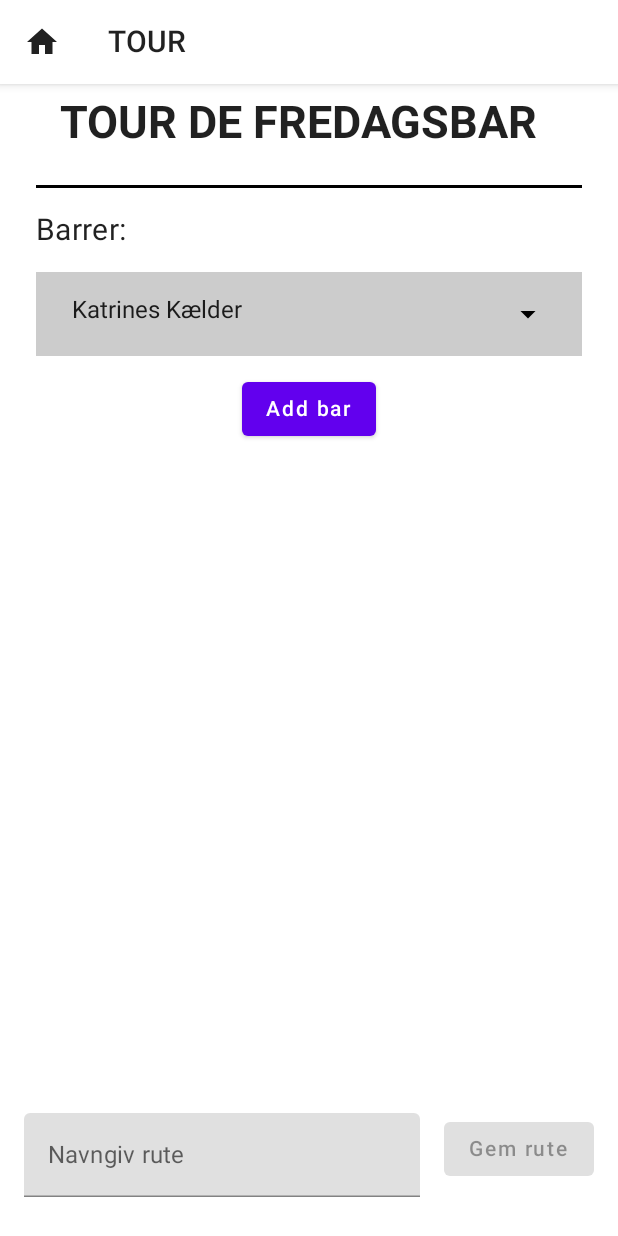
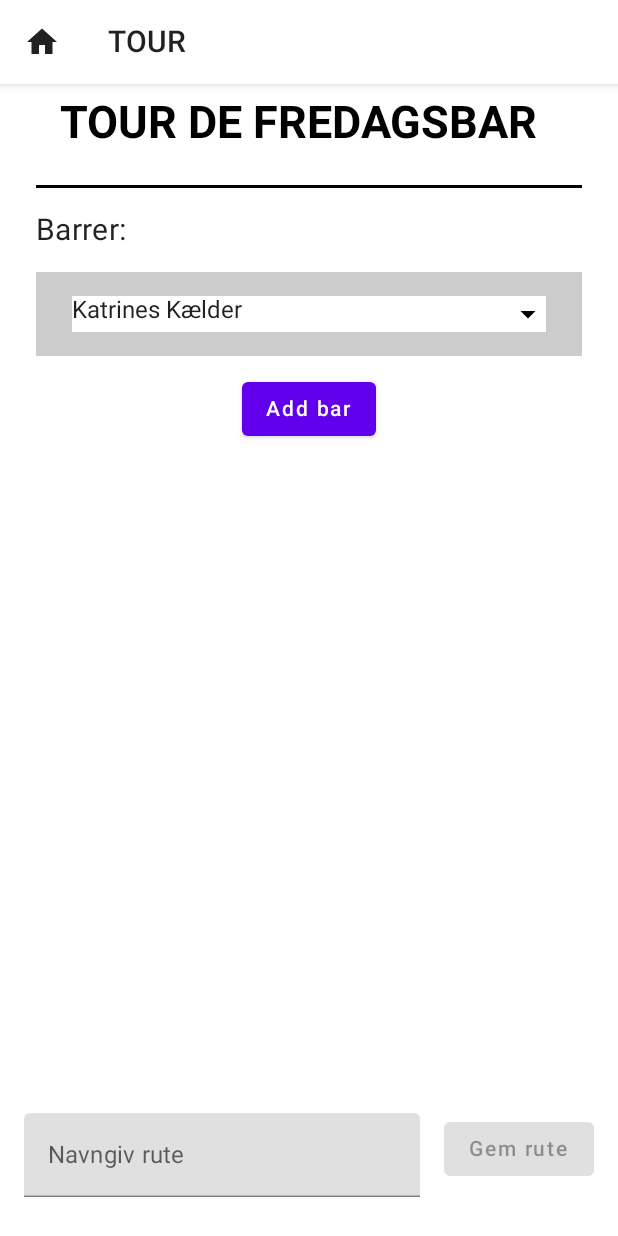
Before and after one commit to au661804/Assignment1_MAD, an Android app built with Jetpack Compose: the TDF screen opened through its navigation route, on a phone screen of 412 x 824 dp. Run offline under Robolectric (Android 15) with nearby library versions, the phone set to English and light mode, and no system bars; our stand-ins replace Firebase (no records; nobody signed in at launch, a user with empty details on screens opened directly); Roboto replaces fonts that are not available here; 1 statement that could not run was skipped.

Commit message:
Med henriks ændringer

```diff
--- a/app/src/main/AndroidManifest.xml
+++ b/app/src/main/AndroidManifest.xml
@@ -13,7 +13,7 @@
         android:dataExtractionRules="@xml/data_extraction_rules"
         android:fullBackupContent="@xml/backup_rules"
         android:icon="@drawable/tdf_orig"
-        android:label="@string/app_name"
+        android:label="TOUR"
         android:supportsRtl="true"
         android:theme="@style/Theme.Assignment1_MAD"
         tools:targetApi="31">
@@ -28,7 +28,7 @@
         <activity
             android:name=".MainActivity"
             android:exported="true"
-            android:label="@string/app_name"
+            android:label="TOUR"
             android:theme="@style/Theme.Assignment1_MAD"
             android:windowSoftInputMode="adjustPan">
             <intent-filter>
--- a/app/src/main/java/com/example/assignment1_mad/MainActivity.kt
+++ b/app/src/main/java/com/example/assignment1_mad/MainActivity.kt
@@ -8,15 +8,13 @@ import androidx.activity.ComponentActivity
 import androidx.activity.compose.setContent
 import androidx.compose.foundation.layout.fillMaxSize
 import androidx.compose.material.Surface
-import androidx.compose.material.icons.Icons
-import androidx.compose.material.icons.filled.Home
-import androidx.compose.material.icons.filled.Lock
-import androidx.compose.material.icons.filled.Settings
-import androidx.compose.material.icons.filled.Warning
 import androidx.compose.material.rememberScaffoldState
+import androidx.compose.runtime.mutableStateOf
+import androidx.compose.runtime.remember
 import androidx.compose.runtime.rememberCoroutineScope
 import androidx.compose.ui.Modifier
 import androidx.compose.ui.graphics.Color
+import androidx.compose.ui.res.painterResource
 import androidx.navigation.compose.rememberNavController
 import com.example.assignment1_mad.components.navigation.Navigation
 import com.example.assignment1_mad.components.scaffold.MenuItemModel
@@ -48,7 +46,6 @@ class MainActivity : ComponentActivity() {
         //Authentication
         val auth = Firebase.auth
         FirebaseApp.initializeApp(this)
-        val loginService = LoginService(auth)
         Firebase.firestore.app
         val db = FirebaseFirestore.getInstance()
         val firestoreService = FireStoreService(db, auth)
@@ -62,12 +59,45 @@ class MainActivity : ComponentActivity() {
                 val scaffoldState = rememberScaffoldState()
                 val scope = rememberCoroutineScope()
                 val navController = rememberNavController()
+                val authenticatedState = remember { mutableStateOf(auth.currentUser?.email != null) }
+                val loginService = LoginService(auth, authenticatedState)
+
 
 
                 val menuItems = listOf(
+                    //Homepage menuitem
+                    if (auth.currentUser?.email != null) {
+                        MenuItemModel(
+                            "Forside",
+                            "Forside",
+                            painterResource(id = R.drawable.baseline_home_24),
+                            "Forside"
+                        ) {
+                            Log.v("Drawer", "click Forside")
+                            if (scaffoldState.drawerState.isOpen) {
+                                scope.launch { scaffoldState.drawerState.open() }
+                            }
+                            navController.navigate("FORSIDE")
+                        }
+                    } else {
+                        MenuItemModel(
+                            "Forside",
+                            "Forside",
+                            painterResource(id = R.drawable.baseline_home_24),
+                            "Forside"
+                        ) {
+                            Log.v("Drawer", "click Forside but not enabled")
+                        }
+                    },
+
                     //Tourdefredagsbar menuitem
                     if (auth.currentUser?.email != null) {
-                        MenuItemModel("TDF", "Tour de Fredagsbar", Icons.Default.Home, "TDF") {
+                        MenuItemModel(
+                            "TDF",
+                            "Tour de Fredagsbar",
+                            painterResource(id = R.drawable.tdf),
+                            "TDF"
+                        ) {
                             Log.v("Drawer", "click TDF")
                             if (scaffoldState.drawerState.isOpen) {
                                 scope.launch { scaffoldState.drawerState.open() }
@@ -75,30 +105,42 @@ class MainActivity : ComponentActivity() {
                             navController.navigate("TDF")
                         }
                     } else {
-                        MenuItemModel("TDF", "Tour de Fredagsbar", Icons.Default.Lock, "TDF") {
-                            Log.v("Drawer", "click TDF but enabled")
+                        MenuItemModel(
+                            "TDF",
+                            "Tour de Fredagsbar",
+                            painterResource(id = R.drawable.tdf),
+                            "TDF"
+                        ) {
+                            Log.v("Drawer", "click TDF but not enabled")
                         }
                     },
 
                     //Findvej menuitem
-                    if (auth.currentUser?.email != null) {
-                    MenuItemModel("FindVej", "Find Vej", Icons.Default.Settings, "Settings") {
+                    // if (auth.currentUser?.email != null) {
+                    MenuItemModel(
+                        "FindVej",
+                        "Find Vej",
+                        painterResource(id = R.drawable.findvej_icon),
+                        "Settings"
+                    ) {
                         Log.v("Drawer", "Find vej clicked")
                         if (scaffoldState.drawerState.isOpen) {
                             scope.launch { scaffoldState.drawerState.close() }
                         }
                         navController.navigate("FINDVEJ")
-                    }
-                    } else {
-                        MenuItemModel("FindVej", "Find Vej", Icons.Default.Settings, "Settings") {
-                            Log.v("Drawer", "Find vej clicked but enabled")
-                        }
                     },
-
+//                    } else {
+//                        MenuItemModel("FindVej", "Find Vej", painterResource(id = R.drawable.findvej_icon), "Settings") {
+//                            Log.v("Drawer", "Find vej clicked  not but enabled")
+//                        }
+//                    },
                     //DineRuter menuitem
-                    if (auth.currentUser?.email != null) {
+                   // if (auth.currentUser?.email != null) {
                         MenuItemModel(
-                            "DineRuter", "Dine Ruter", Icons.Default.Settings, "Settings"
+                            "DineRuter",
+                            "Dine Ruter",
+                            painterResource(id = R.drawable.tourdefre),
+                            "Settings"
                         ) {
                             Log.v("Drawer", "Dine ruter clicked")
                             if (scaffoldState.drawerState.isOpen) {
@@ -106,52 +148,49 @@ class MainActivity : ComponentActivity() {
                             }
                             navController.navigate("DINERUTER")
                         }
-                    } else {
+//                    } else {
+//                        MenuItemModel(
+//                            "DineRuter",
+//                            "Dine Ruter",
+//                            painterResource(id = R.drawable.tourdefre),
+//                            "Settings"
+//                        ) {
+//                            Log.v("Drawer", "Dine ruter clicked not but enabled")
+//                        }
+//                    },
+                    ,
+
+                    //Begivenheder menuitem
+                  //  if (auth.currentUser?.email != null) {
                         MenuItemModel(
-                            "DineRuter", "Dine Ruter", Icons.Default.Lock, "Settings"
-                        ) {
-                            Log.v("Drawer", "Dine ruter clicked but enabled")
-                        }
-                    },
-
-                    //Opretbegivenhed menuitem
-                    if (auth.currentUser?.email != null) {
-                        MenuItemModel(
-                            "Opretbegivenhed",
-                            "Opret begivenhed",
-                            Icons.Default.Settings,
+                            "Begivenheder",
+                            "Begivenheder",
+                            painterResource(id = R.drawable.begivenheder_icon),
                             "Settings"
                         ) {
-                            Log.v("Drawer", "Opret Begivenhed clicked")
+                            Log.v("Drawer", "Begivenheder clicked")
                             if (scaffoldState.drawerState.isOpen) {
                                 scope.launch { scaffoldState.drawerState.close() }
                             }
-                            navController.navigate("OPRETBEGIVENHED")
+                            navController.navigate("BEGIVENHEDER")
                         }
-                    } else {
-                        MenuItemModel(
-                            "Opretbegivenhed",
-                            "Opret begivenhed",
-                            Icons.Default.Lock,
-                            "Settings"
-                        ) {
-                            Log.v("Drawer", "Opret Begivenhed clicked but enabled")
-                        }
-                    },
-
-                    //Begivenheder menuitem
+//                    } else {
+//                        MenuItemModel(
+//                            "Begivenheder",
+//                            "Begivenheder",
+//                            painterResource(id = R.drawable.begivenheder_icon),
+//                            "Settings"
+//                        ) {
+//                            Log.v("Drawer", "Begivenheder clicked but not enabled")
+//                        }
+//                    },
+                    ,
                     MenuItemModel(
-                        "Begivenheder", "Begivenheder", Icons.Default.Settings, "Settings"
+                        "LOGOUT",
+                        "Log ud",
+                        painterResource(id = R.drawable.logout),
+                        "LOGOUT"
                     ) {
-                        Log.v("Drawer", "Begivenheder clicked")
-                        if (scaffoldState.drawerState.isOpen) {
-                            scope.launch { scaffoldState.drawerState.close() }
-                        }
-                        navController.navigate("BEGIVENHEDER")
-                    },
-
-
-                    MenuItemModel("LOGOUT", "Log ud", Icons.Default.Home, "LOGOUT") {
                         Log.v("Drawer", "click LogOut")
                         if (scaffoldState.drawerState.isOpen) {
                             scope.launch { scaffoldState.drawerState.close() }
@@ -166,9 +205,11 @@ class MainActivity : ComponentActivity() {
                 Surface(
                     modifier = Modifier.fillMaxSize(),
                     color = Color.White,
+                    contentColor = Color.Black
 
-                    ) {
-                    ScaffoldWidget(menuItems, scaffoldState) {
+                ) {
+                    ScaffoldWidget(menuItems, scaffoldState,authenticatedState.value) {
+
                         Navigation(
                             navController, locationService, firestoreService, loginService
                         )
--- a/app/src/main/java/com/example/assignment1_mad/components/navigation/Navigation.kt
+++ b/app/src/main/java/com/example/assignment1_mad/components/navigation/Navigation.kt
@@ -28,6 +28,9 @@ fun Navigation(
         composable("FINDVEJ") {
             FindVej(locationService)
         }
+        composable("FORSIDE") {
+            Hovedmenu(navController)
+        }
         composable("TDF") {
             TDF(firestoreService,navController)
         }
--- a/app/src/main/java/com/example/assignment1_mad/components/scaffold/DrawerWidget.kt
+++ b/app/src/main/java/com/example/assignment1_mad/components/scaffold/DrawerWidget.kt
@@ -1,26 +1,35 @@
 package com.example.assignment1_mad.components.scaffold
 
+import android.media.Image
 import androidx.compose.foundation.background
 import androidx.compose.foundation.layout.*
 import androidx.compose.foundation.lazy.LazyColumn
 import androidx.compose.foundation.lazy.items
+import androidx.compose.material.Icon
 import androidx.compose.material.MaterialTheme
 import androidx.compose.material.Text
+import androidx.compose.material.icons.Icons
+import androidx.compose.material.icons.filled.Home
 import androidx.compose.runtime.Composable
+import androidx.compose.ui.Alignment
 import androidx.compose.ui.Modifier
 import androidx.compose.ui.graphics.Color
+import androidx.compose.ui.graphics.painter.Painter
+import androidx.compose.ui.res.painterResource
+import androidx.compose.ui.text.style.TextAlign
 import androidx.compose.ui.unit.dp
 import com.google.firebase.auth.ktx.auth
 import com.google.firebase.ktx.Firebase
+import org.intellij.lang.annotations.JdkConstants.HorizontalAlignment
 
 @Composable
-fun Drawer(title: String, menuItems: List<MenuItemModel>) {
+fun Drawer(title: String, menuItems: List<MenuItemModel>, loggedIn: Boolean) {
         Column(
             modifier = Modifier.background(Color.White)
         ) {
 
             DrawerHeader(title)
-            DrawerBody(menuItems)
+            DrawerBody(menuItems, loggedIn)
 
             Spacer(modifier = Modifier.height(150.dp))
 
@@ -30,27 +39,35 @@ fun Drawer(title: String, menuItems: List<MenuItemModel>) {
 
 
 @Composable
-fun DrawerHeader(title: String) {
+fun DrawerHeader( title: String) {
 
     Box(
         modifier = Modifier
             .fillMaxWidth()
             .padding(vertical = 64.dp)
-            .background(color = Color.White)
+            .background(color = Color.White),
 //            .fillMaxWidth()
-//            .padding(44.dp), contentAlignment = Alignment.Center
+//            .padding(44.dp),
+            contentAlignment = Alignment.Center
 
-    ) {
-        Text(title, color = Color.Black, style = MaterialTheme.typography.h4)
+    )
+
+    {
+
+
+        Text(title,
+            color = Color.Black,
+            style = MaterialTheme.typography.h4,
+            textAlign = TextAlign.Center)
     }
 }
 
 @Composable
-fun DrawerBody(menuItems: List<MenuItemModel>) {
+fun DrawerBody(menuItems: List<MenuItemModel>, loggedIn: Boolean) {
 
     LazyColumn(Modifier.background(color = Color.White)) {
         items(menuItems) { item ->
-            MenuItem(menuItem = item)
+            MenuItem(menuItem = item, loggedIn)
         }
     }
 }
--- a/app/src/main/java/com/example/assignment1_mad/components/scaffold/MenuItem.kt
+++ b/app/src/main/java/com/example/assignment1_mad/components/scaffold/MenuItem.kt
@@ -1,34 +1,60 @@
 package com.example.assignment1_mad.components.scaffold
 
+import android.util.Log
 import androidx.compose.foundation.background
 import androidx.compose.foundation.clickable
 import androidx.compose.foundation.layout.*
+import androidx.compose.material.Divider
 import androidx.compose.material.Icon
 import androidx.compose.material.MaterialTheme
 import androidx.compose.material.Text
 import androidx.compose.runtime.Composable
 import androidx.compose.ui.Modifier
 import androidx.compose.ui.graphics.Color
+import androidx.compose.ui.text.font.FontStyle
+import androidx.compose.ui.unit.TextUnit
 import androidx.compose.ui.unit.dp
-import com.example.assignment1_mad.components.screens.auth
+import androidx.compose.ui.unit.sp
 
 @Composable
-fun MenuItem(menuItem: MenuItemModel) {
+fun MenuItem(menuItem: MenuItemModel, loggedIn: Boolean) {
+    val noAction: ()-> Unit = {};
     Row(
         Modifier
             .background(color = Color.White)
             .fillMaxWidth()
             .padding(16.dp)
-            .clickable { menuItem.onClick() }) {
+            .clickable {
+                if(loggedIn)
+                {menuItem.onClick()  }
+                else{
+                    noAction
+                }
+
+                 }) {
+        Icon(
+            painter = menuItem.image,
+            contentDescription = menuItem.contentDescription,
+            tint = Color.Black,
+            modifier = Modifier.size(24.dp,24.dp),
+
+        )
+
+        Spacer(modifier = Modifier.width(20.dp))
         Text(
             text = menuItem.title,
             Modifier.weight(1f),
-            style = MaterialTheme.typography.h5, color = MaterialTheme.colors.onPrimary
+            style = MaterialTheme.typography.h5,
+            color = Color.Black,
+            fontSize = 16.sp
         )
-        Icon(
-            imageVector = menuItem.iconVector,
-            contentDescription = menuItem.contentDescription,
-            tint = MaterialTheme.colors.onPrimary
-        )
+
     }
+
+    Spacer(modifier = Modifier.width(20.dp))
+
+    Divider(
+        color = Color(0xFFE9E5DE),
+        modifier = Modifier.width(320.dp)
+            )
 }
--- a/app/src/main/java/com/example/assignment1_mad/components/scaffold/MenuModel.kt
+++ b/app/src/main/java/com/example/assignment1_mad/components/scaffold/MenuModel.kt
@@ -1,13 +1,13 @@
 package com.example.assignment1_mad.components.scaffold
 
-import androidx.compose.ui.graphics.vector.ImageVector
+import androidx.compose.ui.graphics.painter.Painter
 import com.google.firebase.auth.FirebaseUser
 import java.io.Serializable
 
 data class MenuItemModel(
     val id: String,
     val title: String,
-    val iconVector: ImageVector,
+    val image: Painter,
     val contentDescription: String,
     val onClick: () -> Unit
 )
--- a/app/src/main/java/com/example/assignment1_mad/components/scaffold/ScaffoldWidget.kt
+++ b/app/src/main/java/com/example/assignment1_mad/components/scaffold/ScaffoldWidget.kt
@@ -1,14 +1,11 @@
 package com.example.assignment1_mad.components.scaffold
 
 import android.annotation.SuppressLint
+import android.util.Log
 import androidx.compose.foundation.layout.PaddingValues
 import androidx.compose.material.Scaffold
 import androidx.compose.material.ScaffoldState
-import androidx.compose.runtime.Composable
-import androidx.compose.runtime.rememberCoroutineScope
-import androidx.compose.ui.res.stringResource
-import com.example.assignment1_mad.R
-import com.google.firebase.auth.ktx.auth
+import androidx.compose.runtime.*
 import com.google.firebase.ktx.Firebase
 import kotlinx.coroutines.launch
 
@@ -20,7 +17,7 @@ const val TAG_SCAFFOLD = "Scaffold"
 
 @SuppressLint("SuspiciousIndentation")
 @Composable
-fun ScaffoldWidget(menuItems: List<MenuItemModel>, scaffoldState: ScaffoldState, content: @Composable (PaddingValues) -> Unit) {
+fun ScaffoldWidget(menuItems: List<MenuItemModel>, scaffoldState: ScaffoldState, loggedIn:Boolean, content: @Composable (PaddingValues) -> Unit) {
     val scope = rememberCoroutineScope()
 
     Scaffold(scaffoldState = scaffoldState, topBar = {
@@ -30,7 +27,8 @@ fun ScaffoldWidget(menuItems: List<MenuItemModel>, scaffoldState: ScaffoldState,
             }
         }
     }, drawerContent = {
-            Drawer("Fredagsbar", menuItems)
+        Log.d("Scaffold", "Drawer opened with ${loggedIn}")
+        Drawer("Fredagsbar", menuItems,loggedIn)
     }) {
         content(it)
     }
--- a/app/src/main/java/com/example/assignment1_mad/components/screens/FindVej.kt
+++ b/app/src/main/java/com/example/assignment1_mad/components/screens/FindVej.kt
@@ -61,13 +61,14 @@ fun FindVej(locationService: Service) {
                 state = MarkerState(position = currentPos.value),
                 title = "Location: ${locationName.value}",
                 snippet = "Marker in ${locationName.value}",
-                //icon = BitmapDescriptorFactory.fromResource(R.drawable.maps_person)
+                icon = BitmapDescriptorFactory.defaultMarker()
 
             )
             Marker(
                 state = MarkerState(haddokks),
                 title = "Location: Haddokks",
-                snippet = "Marker in Aarhus."
+                snippet = "Marker in Aarhus.",
+                //icon = BitmapDescriptor
             )
             Marker(
                 state = MarkerState(approks),
--- a/app/src/main/java/com/example/assignment1_mad/components/screens/SignUp.kt
+++ b/app/src/main/java/com/example/assignment1_mad/components/screens/SignUp.kt
@@ -124,7 +124,7 @@ fun SignUp(service: LoginService, nav: NavController) {
 
             ) {
                 Text(
-                    text = "Already a user? try Login",
+                    text = "Already a user? Try login!",
                     color = Color.Gray,
                     fontWeight = FontWeight.Bold,
                     fontSize = 12.sp,
--- a/app/src/main/java/com/example/assignment1_mad/components/screens/TDF.kt
+++ b/app/src/main/java/com/example/assignment1_mad/components/screens/TDF.kt
@@ -49,6 +49,7 @@ val selectedBarNames = remember { mutableStateListOf<String>() }
     Scaffold(topBar = {
         Text(
             text = "TOUR DE FREDAGSBAR",
+            color = Color.Black,
             fontSize = 30.sp,
             fontWeight = FontWeight.Bold,
             modifier = Modifier
@@ -56,6 +57,7 @@ Scaffold(topBar = {
                 .padding(vertical = 8.dp)
                 .padding(horizontal = 40.dp)
                 .wrapContentHeight()
+                .background(Color.White)
 
         )
     }) {
@@ -80,6 +82,7 @@ Scaffold(topBar = {
                         .clickable(onClick = { expanded = true })
                         .fillMaxWidth()
                         .padding(vertical = 16.dp, horizontal = 24.dp)
+                        .background(Color.White)
                 ) {
                     Text(names[selectedIndex], style = MaterialTheme.typography.body1)
                     Icon(
@@ -98,10 +101,12 @@ Scaffold(topBar = {
                                 selectedIndex = index
                                 expanded = false
                             }) {
-                            Text(name,
+                                Text(
+                                    name,
                                     style = MaterialTheme.typography.body1,
                                     fontSize = 20.sp,
-                            color = Color.Black)
+                                    color = Color.Black
+                                )
                             }
                         }
                     }
@@ -175,7 +180,11 @@ Scaffold(topBar = {
                     Button(
                         onClick = {
                             scope.launch {
-                            service.createBar(selectedBarNames.toList(), routename, user?.email.toString())
+                                service.createBar(
+                                    selectedBarNames.toList(),
+                                    routename,
+                                    user?.email.toString()
+                                )
                                 routename = ""
                                 isButtonClicked = true
                                 GlobalScope.launch {
--- a/app/src/main/java/com/example/assignment1_mad/services/LoginService.kt
+++ b/app/src/main/java/com/example/assignment1_mad/services/LoginService.kt
@@ -1,6 +1,7 @@
 package com.example.assignment1_mad.services
 
 import android.util.Log
+import androidx.compose.runtime.MutableState
 import com.example.assignment1_mad.components.scaffold.User
 import com.google.firebase.auth.FirebaseAuth
 import kotlin.coroutines.resume
@@ -9,7 +10,7 @@ import kotlin.coroutines.suspendCoroutine
 
 
 
-class LoginService(private val auth: FirebaseAuth) {
+class LoginService(private val auth: FirebaseAuth, private val authenticatedState: MutableState<Boolean>) {
     companion object {
         const val TAG = "FIRE_STORE_SERVICE"
     }
@@ -18,6 +19,7 @@ class LoginService(private val auth: FirebaseAuth) {
 
     suspend fun login(email: String, password: String): User {
         return suspendCoroutine { continuation ->
+
             auth.signInWithEmailAndPassword(email, password)
                 .addOnCompleteListener { task ->
                     try {
@@ -25,6 +27,7 @@ class LoginService(private val auth: FirebaseAuth) {
                             Log.d(TAG, "Logged in :success")
                             val user = auth.currentUser ?: throw Exception("Something wrong")
                             val SignedInUser = User(user)
+                            authenticatedState.value = true
                             continuation.resume(SignedInUser)
                         } else {
                             Log.w(TAG, "Logged in:failure", task.exception)
@@ -60,6 +63,6 @@ class LoginService(private val auth: FirebaseAuth) {
     }
     fun logOut(auth: FirebaseAuth) {
         auth.signOut()
-
+        authenticatedState.value = false
     }
 }
--- /dev/null
+++ b/app/src/main/res/drawable/baseline_home_24.xml
@@ -0,0 +1,5 @@
+<vector android:height="24dp" android:tint="#000000"
+    android:viewportHeight="24" android:viewportWidth="24"
+    android:width="24dp" xmlns:android="http://schemas.android.com/apk/res/android">
+    <path android:fillColor="@android:color/white" android:pathData="M10,20v-6h4v6h5v-8h3L12,3 2,12h3v8z"/>
+</vector>
```
Also changed, not shown: app/src/main/java/com/example/assignment1_mad/components/screens/Begivenheder.kt (+8 -2 lines), app/src/main/java/com/example/assignment1_mad/components/screens/Hovedmenu.kt (+51 -12 lines), app/src/main/java/com/example/assignment1_mad/components/screens/LoginSignUp_startwindow.kt (+9 -3 lines), app/src/main/java/com/example/assignment1_mad/components/screens/OpretBegivenhed.kt (+48 -34 lines), app/src/main/res/drawable/logout.png (added), app/src/main/res/drawable/tdf.png (added). Lines whose indentation alone changed are shown as unchanged.
